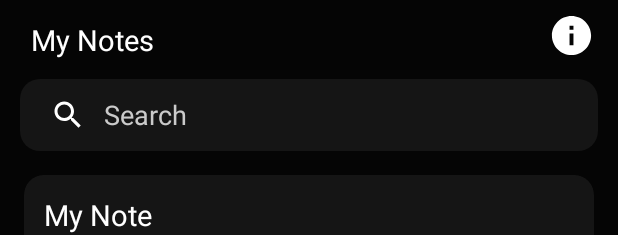
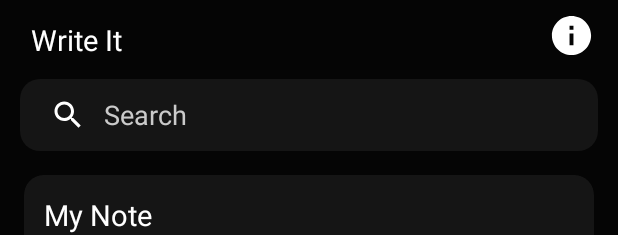
Before and after one commit to iamsoumik18/Write-It, an Android app: the layout fragment_home.xml on its own in the app's theme, with its tools: preview values and no code run, on a phone screen of 412 x 824 dp. Shown: the top 235 px of the screen. Run offline under Robolectric (Android 15) with nearby library versions, the phone set to English and light mode, and no system bars; plain views replace RoundedImageView; Roboto replaces fonts that are not available here.

Commit message:
Updated fragment_home.xml

```diff
--- a/app/src/main/res/layout/fragment_home.xml
+++ b/app/src/main/res/layout/fragment_home.xml
@@ -16,7 +16,7 @@
         android:id="@+id/tv1"
         android:layout_width="wrap_content"
         android:layout_height="wrap_content"
-        android:text="My Notes"
+        android:text="Write It"
         android:textSize="@dimen/_15ssp"
         android:textColor="#ffffff"
         android:paddingStart="@dimen/_16sdp"
```
Also changed, not shown: app/src/main/java/com/iam18/writeit/HomeFragment.kt (line endings or trailing spaces).
